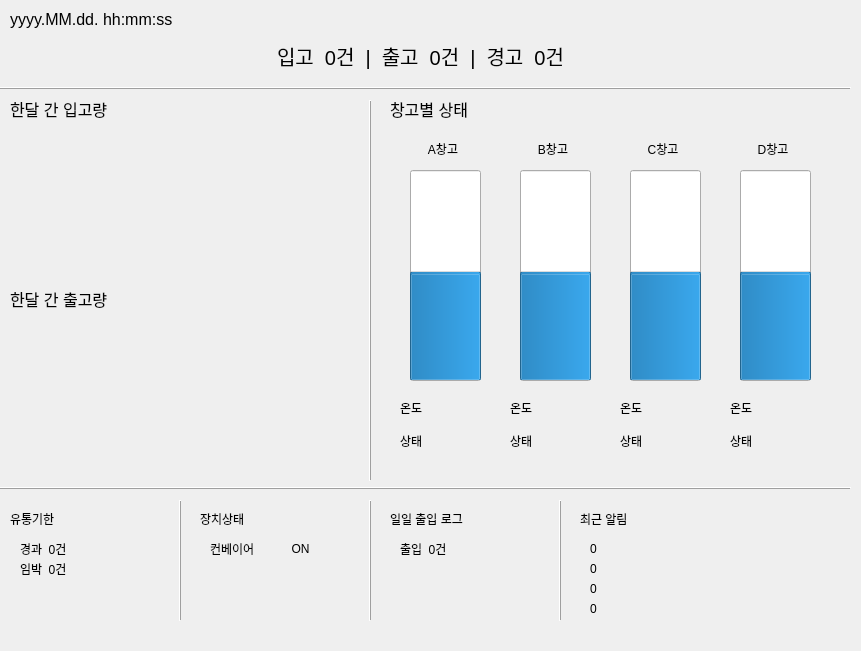
jongbob1918/IoT_Project_RAIL, file gui/ui/widgets/dashboard.ui: the form before one commit.
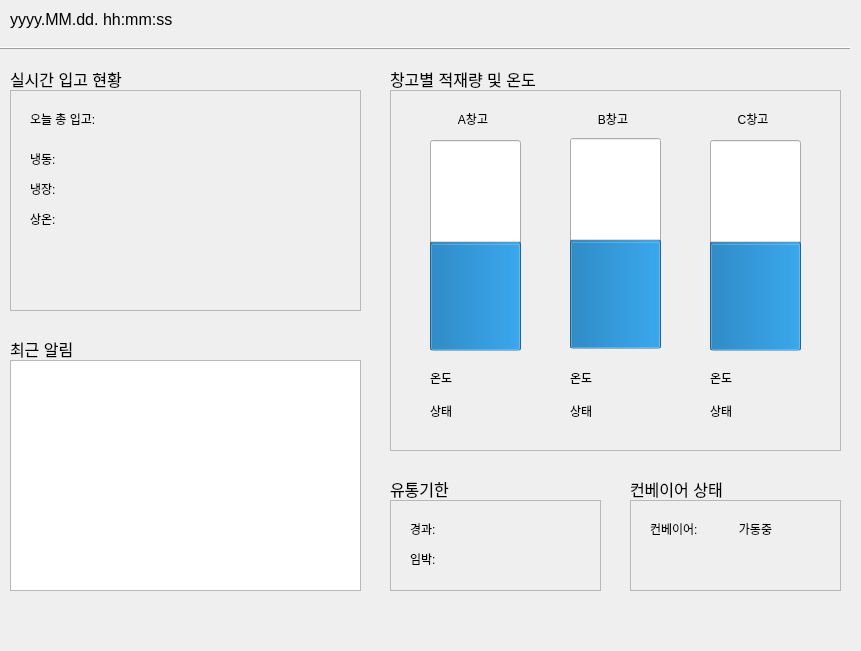
The form after the commit.

```diff
--- a/gui/ui/widgets/dashboard.ui
+++ b/gui/ui/widgets/dashboard.ui
@@ -13,125 +13,46 @@
   <property name="windowTitle">
    <string>Form</string>
   </property>
-  <widget class="QLabel" name="device_status">
-   <property name="geometry">
-    <rect>
-     <x>200</x>
-     <y>510</y>
-     <width>66</width>
-     <height>18</height>
-    </rect>
-   </property>
-   <property name="text">
-    <string>장치상태</string>
-   </property>
-  </widget>
-  <widget class="QLabel" name="warehouse_A_status">
-   <property name="geometry">
-    <rect>
-     <x>400</x>
-     <y>430</y>
-     <width>91</width>
-     <height>21</height>
-    </rect>
-   </property>
-   <property name="text">
-    <string>상태</string>
-   </property>
-   <property name="alignment">
-    <set>Qt::AlignLeading|Qt::AlignLeft|Qt::AlignVCenter</set>
-   </property>
-  </widget>
-  <widget class="QLabel" name="warehouse_C">
+  <widget class="QLabel" name="label_4">
    <property name="geometry">
     <rect>
      <x>630</x>
-     <y>140</y>
-     <width>66</width>
+     <y>480</y>
+     <width>191</width>
      <height>18</height>
     </rect>
    </property>
-   <property name="text">
-    <string>C창고</string>
+   <property name="font">
+    <font>
+     <pointsize>12</pointsize>
+     <weight>50</weight>
+     <bold>false</bold>
+    </font>
    </property>
-   <property name="alignment">
-    <set>Qt::AlignCenter</set>
-   </property>
-  </widget>
-  <widget class="QLabel" name="warehouse_D">
-   <property name="geometry">
-    <rect>
-     <x>740</x>
-     <y>140</y>
-     <width>66</width>
-     <height>18</height>
-    </rect>
-   </property>
    <property name="text">
-    <string>D창고</string>
+    <string>컨베이어 상태</string>
    </property>
-   <property name="alignment">
-    <set>Qt::AlignCenter</set>
-   </property>
   </widget>
   <widget class="QLabel" name="exp_status">
    <property name="geometry">
     <rect>
-     <x>10</x>
-     <y>510</y>
+     <x>390</x>
+     <y>480</y>
      <width>66</width>
      <height>18</height>
     </rect>
    </property>
+   <property name="font">
+    <font>
+     <pointsize>12</pointsize>
+     <weight>50</weight>
+     <bold>false</bold>
+    </font>
+   </property>
    <property name="text">
     <string>유통기한</string>
    </property>
   </widget>
-  <widget class="QLabel" name="warehouse_B_status">
-   <property name="geometry">
-    <rect>
-     <x>510</x>
-     <y>430</y>
-     <width>91</width>
-     <height>21</height>
-    </rect>
-   </property>
-   <property name="text">
-    <string>상태</string>
-   </property>
-   <property name="alignment">
-    <set>Qt::AlignLeading|Qt::AlignLeft|Qt::AlignVCenter</set>
-   </property>
-  </widget>
-  <widget class="QLabel" name="exp_over">
-   <property name="geometry">
-    <rect>
-     <x>20</x>
-     <y>540</y>
-     <width>91</width>
-     <height>18</height>
-    </rect>
-   </property>
-   <property name="text">
-    <string>경과  0건</string>
-   </property>
-  </widget>
-  <widget class="QLabel" name="warehouse_D_temp">
-   <property name="geometry">
-    <rect>
-     <x>730</x>
-     <y>397</y>
-     <width>91</width>
-     <height>21</height>
-    </rect>
-   </property>
-   <property name="text">
-    <string>온도</string>
-   </property>
-   <property name="alignment">
-    <set>Qt::AlignLeading|Qt::AlignLeft|Qt::AlignVCenter</set>
-   </property>
-  </widget>
   <widget class="QLabel" name="datetime">
    <property name="geometry">
     <rect>
@@ -154,7 +75,7 @@
    <property name="geometry">
     <rect>
      <x>390</x>
-     <y>100</y>
+     <y>70</y>
      <width>191</width>
      <height>18</height>
     </rect>
@@ -162,543 +83,568 @@
    <property name="font">
     <font>
      <pointsize>12</pointsize>
+     <weight>50</weight>
+     <bold>false</bold>
     </font>
    </property>
    <property name="text">
-    <string>창고별 상태</string>
+    <string>창고별 적재량 및 온도</string>
    </property>
   </widget>
-  <widget class="QLabel" name="warehouse_B">
+  <widget class="QLabel" name="label_12">
    <property name="geometry">
     <rect>
-     <x>520</x>
-     <y>140</y>
-     <width>66</width>
+     <x>10</x>
+     <y>70</y>
+     <width>191</width>
      <height>18</height>
     </rect>
    </property>
-   <property name="text">
-    <string>B창고</string>
+   <property name="font">
+    <font>
+     <pointsize>12</pointsize>
+     <weight>50</weight>
+     <bold>false</bold>
+    </font>
    </property>
-   <property name="alignment">
-    <set>Qt::AlignCenter</set>
-   </property>
-  </widget>
-  <widget class="QLabel" name="warehouse_A">
-   <property name="geometry">
-    <rect>
-     <x>410</x>
-     <y>140</y>
-     <width>66</width>
-     <height>18</height>
-    </rect>
-   </property>
    <property name="text">
-    <string>A창고</string>
+    <string>실시간 입고 현황</string>
    </property>
-   <property name="alignment">
-    <set>Qt::AlignCenter</set>
-   </property>
   </widget>
-  <widget class="QLabel" name="warehouse_C_status">
+  <widget class="QFrame" name="frame">
    <property name="geometry">
     <rect>
-     <x>620</x>
-     <y>430</y>
-     <width>91</width>
-     <height>21</height>
-    </rect>
-   </property>
-   <property name="text">
-    <string>상태</string>
-   </property>
-   <property name="alignment">
-    <set>Qt::AlignLeading|Qt::AlignLeft|Qt::AlignVCenter</set>
-   </property>
-  </widget>
-  <widget class="QLabel" name="total_status">
-   <property name="geometry">
-    <rect>
-     <x>250</x>
+     <x>0</x>
      <y>40</y>
-     <width>341</width>
-     <height>31</height>
+     <width>851</width>
+     <height>16</height>
+    </rect>
+   </property>
+   <property name="frameShape">
+    <enum>QFrame::HLine</enum>
+   </property>
+   <property name="frameShadow">
+    <enum>QFrame::Raised</enum>
+   </property>
+  </widget>
+  <widget class="QLabel" name="label_11">
+   <property name="geometry">
+    <rect>
+     <x>10</x>
+     <y>340</y>
+     <width>121</width>
+     <height>18</height>
     </rect>
    </property>
    <property name="font">
     <font>
-     <pointsize>15</pointsize>
+     <pointsize>12</pointsize>
+     <weight>50</weight>
+     <bold>false</bold>
     </font>
    </property>
-   <property name="layoutDirection">
-    <enum>Qt::LeftToRight</enum>
-   </property>
    <property name="text">
-    <string>입고  0건  |  출고  0건  |  경고  0건</string>
+    <string>최근 알림</string>
    </property>
-   <property name="alignment">
-    <set>Qt::AlignCenter</set>
-   </property>
   </widget>
-  <widget class="QWidget" name="output_monthly_graph" native="true">
+  <widget class="QFrame" name="frame_7">
    <property name="geometry">
     <rect>
      <x>10</x>
-     <y>310</y>
-     <width>341</width>
-     <height>161</height>
+     <y>90</y>
+     <width>351</width>
+     <height>221</height>
     </rect>
    </property>
-  </widget>
-  <widget class="QLabel" name="inout">
-   <property name="geometry">
-    <rect>
-     <x>400</x>
-     <y>540</y>
-     <width>141</width>
-     <height>18</height>
-    </rect>
+   <property name="frameShape">
+    <enum>QFrame::StyledPanel</enum>
    </property>
-   <property name="text">
-    <string>출입  0건</string>
+   <property name="frameShadow">
+    <enum>QFrame::Raised</enum>
    </property>
+   <widget class="QLabel" name="label">
+    <property name="geometry">
+     <rect>
+      <x>20</x>
+      <y>20</y>
+      <width>91</width>
+      <height>18</height>
+     </rect>
+    </property>
+    <property name="text">
+     <string>오늘 총 입고:</string>
+    </property>
+   </widget>
+   <widget class="QLabel" name="in_total">
+    <property name="geometry">
+     <rect>
+      <x>140</x>
+      <y>20</y>
+      <width>91</width>
+      <height>18</height>
+     </rect>
+    </property>
+    <property name="text">
+     <string/>
+    </property>
+   </widget>
+   <widget class="QLabel" name="label_7">
+    <property name="geometry">
+     <rect>
+      <x>20</x>
+      <y>60</y>
+      <width>51</width>
+      <height>18</height>
+     </rect>
+    </property>
+    <property name="text">
+     <string>냉동:</string>
+    </property>
+   </widget>
+   <widget class="QLabel" name="label_8">
+    <property name="geometry">
+     <rect>
+      <x>20</x>
+      <y>90</y>
+      <width>51</width>
+      <height>18</height>
+     </rect>
+    </property>
+    <property name="text">
+     <string>냉장:</string>
+    </property>
+   </widget>
+   <widget class="QLabel" name="label_9">
+    <property name="geometry">
+     <rect>
+      <x>20</x>
+      <y>120</y>
+      <width>51</width>
+      <height>18</height>
+     </rect>
+    </property>
+    <property name="text">
+     <string>상온:</string>
+    </property>
+   </widget>
+   <widget class="QLabel" name="in_warehouse_A">
+    <property name="geometry">
+     <rect>
+      <x>90</x>
+      <y>60</y>
+      <width>91</width>
+      <height>18</height>
+     </rect>
+    </property>
+    <property name="text">
+     <string/>
+    </property>
+   </widget>
+   <widget class="QLabel" name="in_warehouse_B">
+    <property name="geometry">
+     <rect>
+      <x>90</x>
+      <y>90</y>
+      <width>91</width>
+      <height>18</height>
+     </rect>
+    </property>
+    <property name="text">
+     <string/>
+    </property>
+   </widget>
+   <widget class="QLabel" name="in_warehouse_C">
+    <property name="geometry">
+     <rect>
+      <x>90</x>
+      <y>120</y>
+      <width>91</width>
+      <height>18</height>
+     </rect>
+    </property>
+    <property name="text">
+     <string/>
+    </property>
+   </widget>
   </widget>
-  <widget class="QLabel" name="warehouse_D_status">
+  <widget class="QFrame" name="frame_9">
    <property name="geometry">
     <rect>
-     <x>730</x>
-     <y>430</y>
-     <width>91</width>
-     <height>21</height>
+     <x>390</x>
+     <y>90</y>
+     <width>451</width>
+     <height>361</height>
     </rect>
    </property>
-   <property name="text">
-    <string>상태</string>
+   <property name="frameShape">
+    <enum>QFrame::StyledPanel</enum>
    </property>
-   <property name="alignment">
-    <set>Qt::AlignLeading|Qt::AlignLeft|Qt::AlignVCenter</set>
+   <property name="frameShadow">
+    <enum>QFrame::Raised</enum>
    </property>
-  </widget>
-  <widget class="QWidget" name="input_monthly_graph" native="true">
-   <property name="geometry">
-    <rect>
-     <x>10</x>
-     <y>120</y>
-     <width>341</width>
-     <height>161</height>
-    </rect>
-   </property>
-  </widget>
-  <widget class="QLabel" name="conveyor_label_1">
-   <property name="geometry">
-    <rect>
-     <x>210</x>
-     <y>540</y>
-     <width>61</width>
-     <height>18</height>
-    </rect>
-   </property>
-   <property name="text">
-    <string>컨베이어</string>
-   </property>
+   <widget class="QLabel" name="warehouse_C_temp">
+    <property name="geometry">
+     <rect>
+      <x>320</x>
+      <y>278</y>
+      <width>91</width>
+      <height>20</height>
+     </rect>
+    </property>
+    <property name="text">
+     <string>온도</string>
+    </property>
+    <property name="alignment">
+     <set>Qt::AlignLeading|Qt::AlignLeft|Qt::AlignVCenter</set>
+    </property>
+   </widget>
+   <widget class="QLabel" name="warehouse_B_status">
+    <property name="geometry">
+     <rect>
+      <x>180</x>
+      <y>310</y>
+      <width>91</width>
+      <height>21</height>
+     </rect>
+    </property>
+    <property name="text">
+     <string>상태</string>
+    </property>
+    <property name="alignment">
+     <set>Qt::AlignLeading|Qt::AlignLeft|Qt::AlignVCenter</set>
+    </property>
+   </widget>
+   <widget class="QLabel" name="warehouse_B_temp">
+    <property name="geometry">
+     <rect>
+      <x>180</x>
+      <y>277</y>
+      <width>91</width>
+      <height>21</height>
+     </rect>
+    </property>
+    <property name="text">
+     <string>온도</string>
+    </property>
+    <property name="alignment">
+     <set>Qt::AlignLeading|Qt::AlignLeft|Qt::AlignVCenter</set>
+    </property>
+   </widget>
+   <widget class="QProgressBar" name="warehouse_A_bar">
+    <property name="geometry">
+     <rect>
+      <x>40</x>
+      <y>50</y>
+      <width>91</width>
+      <height>211</height>
+     </rect>
+    </property>
+    <property name="layoutDirection">
+     <enum>Qt::LeftToRight</enum>
+    </property>
+    <property name="value">
+     <number>50</number>
+    </property>
+    <property name="alignment">
+     <set>Qt::AlignHCenter|Qt::AlignTop</set>
+    </property>
+    <property name="textVisible">
+     <bool>true</bool>
+    </property>
+    <property name="orientation">
+     <enum>Qt::Vertical</enum>
+    </property>
+    <property name="textDirection">
+     <enum>QProgressBar::TopToBottom</enum>
+    </property>
+   </widget>
+   <widget class="QProgressBar" name="warehouse_B_bar">
+    <property name="geometry">
+     <rect>
+      <x>180</x>
+      <y>48</y>
+      <width>91</width>
+      <height>211</height>
+     </rect>
+    </property>
+    <property name="layoutDirection">
+     <enum>Qt::LeftToRight</enum>
+    </property>
+    <property name="value">
+     <number>50</number>
+    </property>
+    <property name="alignment">
+     <set>Qt::AlignHCenter|Qt::AlignTop</set>
+    </property>
+    <property name="textVisible">
+     <bool>true</bool>
+    </property>
+    <property name="orientation">
+     <enum>Qt::Vertical</enum>
+    </property>
+    <property name="textDirection">
+     <enum>QProgressBar::TopToBottom</enum>
+    </property>
+   </widget>
+   <widget class="QLabel" name="warehouse_A_status">
+    <property name="geometry">
+     <rect>
+      <x>40</x>
+      <y>310</y>
+      <width>91</width>
+      <height>21</height>
+     </rect>
+    </property>
+    <property name="text">
+     <string>상태</string>
+    </property>
+    <property name="alignment">
+     <set>Qt::AlignLeading|Qt::AlignLeft|Qt::AlignVCenter</set>
+    </property>
+   </widget>
+   <widget class="QProgressBar" name="warehouse_C_bar">
+    <property name="geometry">
+     <rect>
+      <x>320</x>
+      <y>50</y>
+      <width>91</width>
+      <height>211</height>
+     </rect>
+    </property>
+    <property name="layoutDirection">
+     <enum>Qt::LeftToRight</enum>
+    </property>
+    <property name="value">
+     <number>50</number>
+    </property>
+    <property name="alignment">
+     <set>Qt::AlignHCenter|Qt::AlignTop</set>
+    </property>
+    <property name="textVisible">
+     <bool>true</bool>
+    </property>
+    <property name="orientation">
+     <enum>Qt::Vertical</enum>
+    </property>
+    <property name="textDirection">
+     <enum>QProgressBar::TopToBottom</enum>
+    </property>
+   </widget>
+   <widget class="QLabel" name="warehouse_C">
+    <property name="geometry">
+     <rect>
+      <x>330</x>
+      <y>20</y>
+      <width>66</width>
+      <height>18</height>
+     </rect>
+    </property>
+    <property name="text">
+     <string>C창고</string>
+    </property>
+    <property name="alignment">
+     <set>Qt::AlignCenter</set>
+    </property>
+   </widget>
+   <widget class="QLabel" name="warehouse_B">
+    <property name="geometry">
+     <rect>
+      <x>190</x>
+      <y>20</y>
+      <width>66</width>
+      <height>18</height>
+     </rect>
+    </property>
+    <property name="text">
+     <string>B창고</string>
+    </property>
+    <property name="alignment">
+     <set>Qt::AlignCenter</set>
+    </property>
+   </widget>
+   <widget class="QLabel" name="warehouse_A">
+    <property name="geometry">
+     <rect>
+      <x>50</x>
+      <y>20</y>
+      <width>66</width>
+      <height>18</height>
+     </rect>
+    </property>
+    <property name="text">
+     <string>A창고</string>
+    </property>
+    <property name="alignment">
+     <set>Qt::AlignCenter</set>
+    </property>
+   </widget>
+   <widget class="QLabel" name="warehouse_C_status">
+    <property name="geometry">
+     <rect>
+      <x>320</x>
+      <y>310</y>
+      <width>91</width>
+      <height>21</height>
+     </rect>
+    </property>
+    <property name="text">
+     <string>상태</string>
+    </property>
+    <property name="alignment">
+     <set>Qt::AlignLeading|Qt::AlignLeft|Qt::AlignVCenter</set>
+    </property>
+   </widget>
+   <widget class="QLabel" name="warehouse_A_temp">
+    <property name="geometry">
+     <rect>
+      <x>40</x>
+      <y>277</y>
+      <width>91</width>
+      <height>21</height>
+     </rect>
+    </property>
+    <property name="text">
+     <string>온도</string>
+    </property>
+    <property name="alignment">
+     <set>Qt::AlignLeading|Qt::AlignLeft|Qt::AlignVCenter</set>
+    </property>
+   </widget>
   </widget>
   <widget class="QFrame" name="frame_2">
    <property name="geometry">
     <rect>
-     <x>0</x>
-     <y>480</y>
-     <width>851</width>
-     <height>16</height>
+     <x>390</x>
+     <y>500</y>
+     <width>211</width>
+     <height>91</height>
     </rect>
    </property>
    <property name="frameShape">
-    <enum>QFrame::HLine</enum>
+    <enum>QFrame::StyledPanel</enum>
    </property>
    <property name="frameShadow">
     <enum>QFrame::Raised</enum>
    </property>
+   <widget class="QLabel" name="label_6">
+    <property name="geometry">
+     <rect>
+      <x>20</x>
+      <y>50</y>
+      <width>91</width>
+      <height>18</height>
+     </rect>
+    </property>
+    <property name="text">
+     <string>임박:</string>
+    </property>
+   </widget>
+   <widget class="QLabel" name="label_5">
+    <property name="geometry">
+     <rect>
+      <x>20</x>
+      <y>20</y>
+      <width>91</width>
+      <height>18</height>
+     </rect>
+    </property>
+    <property name="text">
+     <string>경과:</string>
+    </property>
+   </widget>
+   <widget class="QLabel" name="exp_over">
+    <property name="geometry">
+     <rect>
+      <x>70</x>
+      <y>20</y>
+      <width>91</width>
+      <height>18</height>
+     </rect>
+    </property>
+    <property name="text">
+     <string/>
+    </property>
+   </widget>
+   <widget class="QLabel" name="exp_soon">
+    <property name="geometry">
+     <rect>
+      <x>70</x>
+      <y>50</y>
+      <width>91</width>
+      <height>18</height>
+     </rect>
+    </property>
+    <property name="text">
+     <string/>
+    </property>
+   </widget>
   </widget>
   <widget class="QFrame" name="frame_3">
    <property name="geometry">
     <rect>
-     <x>360</x>
-     <y>100</y>
-     <width>20</width>
-     <height>381</height>
-    </rect>
-   </property>
-   <property name="frameShape">
-    <enum>QFrame::VLine</enum>
-   </property>
-   <property name="frameShadow">
-    <enum>QFrame::Raised</enum>
-   </property>
-  </widget>
-  <widget class="QLabel" name="input_monthly">
-   <property name="geometry">
-    <rect>
-     <x>10</x>
-     <y>100</y>
-     <width>191</width>
-     <height>18</height>
-    </rect>
-   </property>
-   <property name="font">
-    <font>
-     <pointsize>12</pointsize>
-    </font>
-   </property>
-   <property name="text">
-    <string>한달 간 입고량</string>
-   </property>
-  </widget>
-  <widget class="QLabel" name="warehouse_B_temp">
-   <property name="geometry">
-    <rect>
-     <x>510</x>
-     <y>397</y>
-     <width>91</width>
-     <height>21</height>
-    </rect>
-   </property>
-   <property name="text">
-    <string>온도</string>
-   </property>
-   <property name="alignment">
-    <set>Qt::AlignLeading|Qt::AlignLeft|Qt::AlignVCenter</set>
-   </property>
-  </widget>
-  <widget class="QLabel" name="warehouse_C_temp">
-   <property name="geometry">
-    <rect>
-     <x>620</x>
-     <y>398</y>
-     <width>91</width>
-     <height>20</height>
-    </rect>
-   </property>
-   <property name="text">
-    <string>온도</string>
-   </property>
-   <property name="alignment">
-    <set>Qt::AlignLeading|Qt::AlignLeft|Qt::AlignVCenter</set>
-   </property>
-  </widget>
-  <widget class="QLabel" name="warehouse_A_temp">
-   <property name="geometry">
-    <rect>
-     <x>400</x>
-     <y>397</y>
-     <width>91</width>
-     <height>21</height>
-    </rect>
-   </property>
-   <property name="text">
-    <string>온도</string>
-   </property>
-   <property name="alignment">
-    <set>Qt::AlignLeading|Qt::AlignLeft|Qt::AlignVCenter</set>
-   </property>
-  </widget>
-  <widget class="QFrame" name="frame">
-   <property name="geometry">
-    <rect>
-     <x>0</x>
-     <y>80</y>
-     <width>851</width>
-     <height>16</height>
-    </rect>
-   </property>
-   <property name="frameShape">
-    <enum>QFrame::HLine</enum>
-   </property>
-   <property name="frameShadow">
-    <enum>QFrame::Raised</enum>
-   </property>
-  </widget>
-  <widget class="QFrame" name="frame_4">
-   <property name="geometry">
-    <rect>
-     <x>170</x>
-     <y>500</y>
-     <width>20</width>
-     <height>121</height>
-    </rect>
-   </property>
-   <property name="frameShape">
-    <enum>QFrame::VLine</enum>
-   </property>
-   <property name="frameShadow">
-    <enum>QFrame::Raised</enum>
-   </property>
-  </widget>
-  <widget class="QLabel" name="inout_status">
-   <property name="geometry">
-    <rect>
-     <x>390</x>
-     <y>510</y>
-     <width>121</width>
-     <height>18</height>
-    </rect>
-   </property>
-   <property name="text">
-    <string>일일 출입 로그</string>
-   </property>
-  </widget>
-  <widget class="QLabel" name="exp_soon">
-   <property name="geometry">
-    <rect>
-     <x>20</x>
-     <y>560</y>
-     <width>91</width>
-     <height>18</height>
-    </rect>
-   </property>
-   <property name="text">
-    <string>임박  0건</string>
-   </property>
-  </widget>
-  <widget class="QLabel" name="output_monthly">
-   <property name="geometry">
-    <rect>
-     <x>10</x>
-     <y>290</y>
-     <width>191</width>
-     <height>18</height>
-    </rect>
-   </property>
-   <property name="font">
-    <font>
-     <pointsize>12</pointsize>
-    </font>
-   </property>
-   <property name="text">
-    <string>한달 간 출고량</string>
-   </property>
-  </widget>
-  <widget class="QFrame" name="frame_5">
-   <property name="geometry">
-    <rect>
-     <x>360</x>
-     <y>500</y>
-     <width>20</width>
-     <height>121</height>
-    </rect>
-   </property>
-   <property name="frameShape">
-    <enum>QFrame::VLine</enum>
-   </property>
-   <property name="frameShadow">
-    <enum>QFrame::Raised</enum>
-   </property>
-  </widget>
-  <widget class="QProgressBar" name="warehouse_A_bar">
-   <property name="geometry">
-    <rect>
-     <x>410</x>
-     <y>170</y>
-     <width>71</width>
-     <height>211</height>
-    </rect>
-   </property>
-   <property name="layoutDirection">
-    <enum>Qt::LeftToRight</enum>
-   </property>
-   <property name="value">
-    <number>50</number>
-   </property>
-   <property name="alignment">
-    <set>Qt::AlignHCenter|Qt::AlignTop</set>
-   </property>
-   <property name="textVisible">
-    <bool>true</bool>
-   </property>
-   <property name="orientation">
-    <enum>Qt::Vertical</enum>
-   </property>
-   <property name="textDirection">
-    <enum>QProgressBar::TopToBottom</enum>
-   </property>
-  </widget>
-  <widget class="QProgressBar" name="warehouse_B_bar">
-   <property name="geometry">
-    <rect>
-     <x>520</x>
-     <y>170</y>
-     <width>71</width>
-     <height>211</height>
-    </rect>
-   </property>
-   <property name="layoutDirection">
-    <enum>Qt::LeftToRight</enum>
-   </property>
-   <property name="value">
-    <number>50</number>
-   </property>
-   <property name="alignment">
-    <set>Qt::AlignHCenter|Qt::AlignTop</set>
-   </property>
-   <property name="textVisible">
-    <bool>true</bool>
-   </property>
-   <property name="orientation">
-    <enum>Qt::Vertical</enum>
-   </property>
-   <property name="textDirection">
-    <enum>QProgressBar::TopToBottom</enum>
-   </property>
-  </widget>
-  <widget class="QProgressBar" name="warehouse_C_bar">
-   <property name="geometry">
-    <rect>
      <x>630</x>
-     <y>170</y>
-     <width>71</width>
-     <height>211</height>
-    </rect>
-   </property>
-   <property name="layoutDirection">
-    <enum>Qt::LeftToRight</enum>
-   </property>
-   <property name="value">
-    <number>50</number>
-   </property>
-   <property name="alignment">
-    <set>Qt::AlignHCenter|Qt::AlignTop</set>
-   </property>
-   <property name="textVisible">
-    <bool>true</bool>
-   </property>
-   <property name="orientation">
-    <enum>Qt::Vertical</enum>
-   </property>
-   <property name="textDirection">
-    <enum>QProgressBar::TopToBottom</enum>
-   </property>
-  </widget>
-  <widget class="QProgressBar" name="warehouse_D_bar">
-   <property name="geometry">
-    <rect>
-     <x>740</x>
-     <y>170</y>
-     <width>71</width>
-     <height>211</height>
-    </rect>
-   </property>
-   <property name="layoutDirection">
-    <enum>Qt::LeftToRight</enum>
-   </property>
-   <property name="value">
-    <number>50</number>
-   </property>
-   <property name="alignment">
-    <set>Qt::AlignHCenter|Qt::AlignTop</set>
-   </property>
-   <property name="textVisible">
-    <bool>true</bool>
-   </property>
-   <property name="orientation">
-    <enum>Qt::Vertical</enum>
-   </property>
-   <property name="textDirection">
-    <enum>QProgressBar::TopToBottom</enum>
-   </property>
-  </widget>
-  <widget class="QLabel" name="conveyor_onoff">
-   <property name="geometry">
-    <rect>
-     <x>280</x>
-     <y>540</y>
-     <width>41</width>
-     <height>18</height>
-    </rect>
-   </property>
-   <property name="text">
-    <string>ON</string>
-   </property>
-   <property name="alignment">
-    <set>Qt::AlignCenter</set>
-   </property>
-  </widget>
-  <widget class="QFrame" name="frame_6">
-   <property name="geometry">
-    <rect>
-     <x>550</x>
      <y>500</y>
-     <width>20</width>
-     <height>121</height>
+     <width>211</width>
+     <height>91</height>
     </rect>
    </property>
    <property name="frameShape">
-    <enum>QFrame::VLine</enum>
+    <enum>QFrame::StyledPanel</enum>
    </property>
    <property name="frameShadow">
     <enum>QFrame::Raised</enum>
    </property>
+   <widget class="QLabel" name="exp_over_2">
+    <property name="geometry">
+     <rect>
+      <x>110</x>
+      <y>20</y>
+      <width>51</width>
+      <height>18</height>
+     </rect>
+    </property>
+    <property name="text">
+     <string/>
+    </property>
+   </widget>
+   <widget class="QLabel" name="label_10">
+    <property name="geometry">
+     <rect>
+      <x>20</x>
+      <y>20</y>
+      <width>61</width>
+      <height>18</height>
+     </rect>
+    </property>
+    <property name="text">
+     <string>컨베이어:</string>
+    </property>
+   </widget>
+   <widget class="QLabel" name="conveyor_status">
+    <property name="geometry">
+     <rect>
+      <x>100</x>
+      <y>20</y>
+      <width>51</width>
+      <height>18</height>
+     </rect>
+    </property>
+    <property name="text">
+     <string>가동중</string>
+    </property>
+    <property name="alignment">
+     <set>Qt::AlignCenter</set>
+    </property>
+   </widget>
   </widget>
-  <widget class="QLabel" name="noti_recent">
+  <widget class="QListWidget" name="noti_recent">
    <property name="geometry">
     <rect>
-     <x>580</x>
-     <y>510</y>
-     <width>121</width>
-     <height>18</height>
+     <x>10</x>
+     <y>360</y>
+     <width>351</width>
+     <height>231</height>
     </rect>
-   </property>
-   <property name="text">
-    <string>최근 알림</string>
-   </property>
-  </widget>
-  <widget class="QLabel" name="noti_recent_1">
-   <property name="geometry">
-    <rect>
-     <x>590</x>
-     <y>540</y>
-     <width>231</width>
-     <height>18</height>
-    </rect>
-   </property>
-   <property name="text">
-    <string>0</string>
-   </property>
-  </widget>
-  <widget class="QLabel" name="noti_recent_2">
-   <property name="geometry">
-    <rect>
-     <x>590</x>
-     <y>560</y>
-     <width>231</width>
-     <height>18</height>
-    </rect>
-   </property>
-   <property name="text">
-    <string>0</string>
-   </property>
-  </widget>
-  <widget class="QLabel" name="noti_recent_3">
-   <property name="geometry">
-    <rect>
-     <x>590</x>
-     <y>580</y>
-     <width>231</width>
-     <height>18</height>
-    </rect>
-   </property>
-   <property name="text">
-    <string>0</string>
-   </property>
-  </widget>
-  <widget class="QLabel" name="noti_recent_4">
-   <property name="geometry">
-    <rect>
-     <x>590</x>
-     <y>600</y>
-     <width>231</width>
-     <height>18</height>
-    </rect>
-   </property>
-   <property name="text">
-    <string>0</string>
    </property>
   </widget>
  </widget>
```
Left out of the diff: 4 changed lines with no effect on the pictures.
